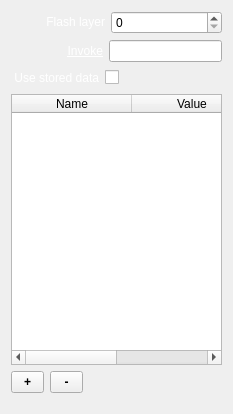
Before: the Qt Designer form trunk/Widgets/Inspector/InspectorTemplateWidget.ui in cambell-prince/casparcg-client, drawn with Qt 5.
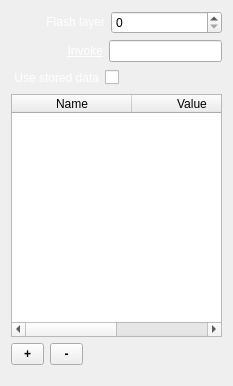
After: the same form once the commit is applied.

The edit to the form file:
```diff
--- a/trunk/Widgets/Inspector/InspectorTemplateWidget.ui
+++ b/trunk/Widgets/Inspector/InspectorTemplateWidget.ui
@@ -7,7 +7,7 @@
     <x>0</x>
     <y>0</y>
     <width>233</width>
-    <height>414</height>
+    <height>386</height>
    </rect>
   </property>
   <property name="sizePolicy">
@@ -19,7 +19,7 @@
   <property name="minimumSize">
    <size>
     <width>0</width>
-    <height>414</height>
+    <height>386</height>
    </size>
   </property>
   <layout class="QVBoxLayout" name="verticalLayout">
```
